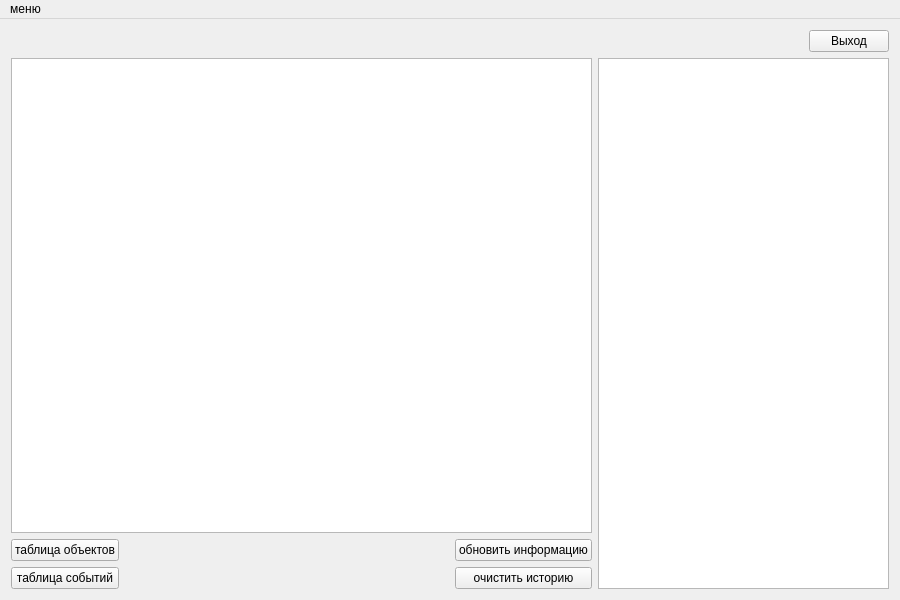
First picture: the form in mainwindow.ui, repository Zioba/MBU, before the edit.
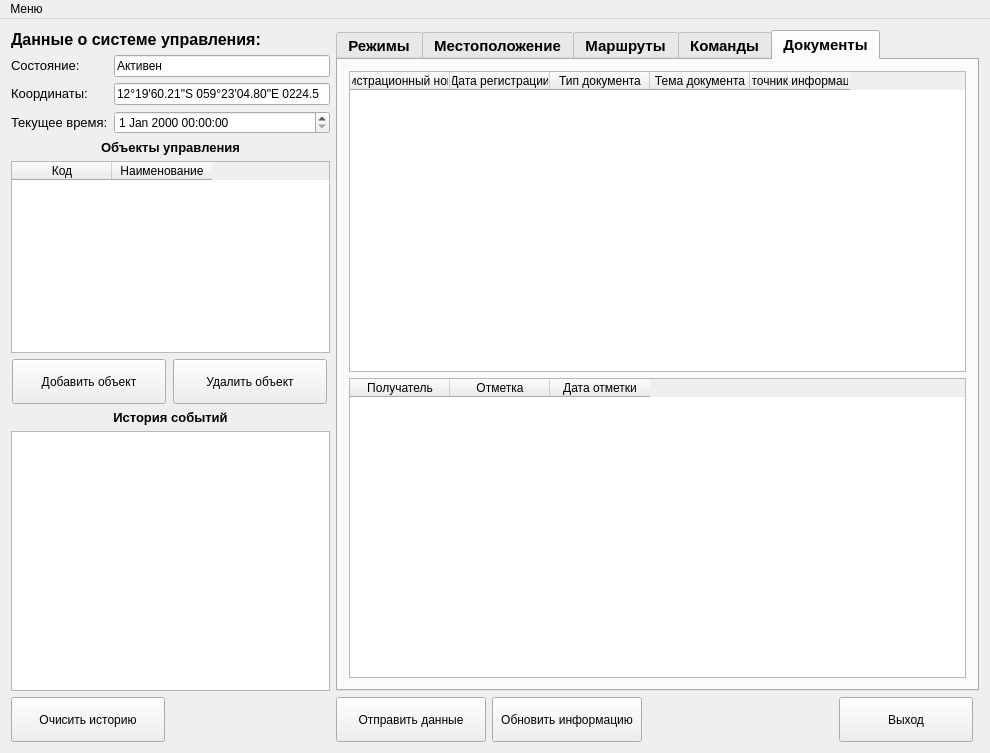
Second picture: the form after the edit. Icons and pictures are not drawn.

Patch:
```diff
--- a/mainwindow.ui
+++ b/mainwindow.ui
@@ -6,69 +6,543 @@
    <rect>
     <x>0</x>
     <y>0</y>
-    <width>900</width>
-    <height>600</height>
+    <width>990</width>
+    <height>753</height>
    </rect>
   </property>
   <property name="windowTitle">
    <string>MainWindow</string>
   </property>
   <widget class="QWidget" name="centralWidget">
-   <layout class="QGridLayout" name="gridLayout_2" columnstretch="2,1">
-    <item row="0" column="1">
-     <layout class="QHBoxLayout" name="horizontalLayout">
+   <layout class="QGridLayout" name="gridLayout_2" rowstretch="1,0" columnstretch="2,4,0">
+    <item row="0" column="0" rowspan="2">
+     <layout class="QVBoxLayout" name="verticalLayout_4">
       <item>
-       <spacer name="horizontalSpacer">
-        <property name="orientation">
-         <enum>Qt::Horizontal</enum>
-        </property>
-        <property name="sizeHint" stdset="0">
-         <size>
-          <width>40</width>
-          <height>20</height>
-         </size>
-        </property>
-       </spacer>
+       <layout class="QVBoxLayout" name="verticalLayout">
+        <item>
+         <layout class="QVBoxLayout" name="verticalLayout_3">
+          <item>
+           <widget class="QLabel" name="label_3">
+            <property name="text">
+             <string>&lt;html&gt;&lt;head/&gt;&lt;body&gt;&lt;p&gt;&lt;span style=&quot; font-size:12pt; font-weight:600;&quot;&gt;Данные о системе управления:&lt;/span&gt;&lt;/p&gt;&lt;/body&gt;&lt;/html&gt;</string>
+            </property>
+           </widget>
+          </item>
+          <item>
+           <layout class="QFormLayout" name="formLayout">
+            <item row="0" column="0">
+             <widget class="QLabel" name="label_6">
+              <property name="text">
+               <string>&lt;html&gt;&lt;head/&gt;&lt;body&gt;&lt;p&gt;&lt;span style=&quot; font-size:10pt;&quot;&gt;Состояние:&lt;/span&gt;&lt;/p&gt;&lt;/body&gt;&lt;/html&gt;</string>
+              </property>
+             </widget>
+            </item>
+            <item row="0" column="1">
+             <widget class="QLineEdit" name="lineEdit_2">
+              <property name="text">
+               <string>Активен</string>
+              </property>
+             </widget>
+            </item>
+            <item row="1" column="0">
+             <widget class="QLabel" name="label_4">
+              <property name="text">
+               <string>&lt;html&gt;&lt;head/&gt;&lt;body&gt;&lt;p&gt;&lt;span style=&quot; font-size:10pt;&quot;&gt;Координаты:&lt;/span&gt;&lt;/p&gt;&lt;/body&gt;&lt;/html&gt;</string>
+              </property>
+             </widget>
+            </item>
+            <item row="1" column="1">
+             <widget class="QLineEdit" name="lineEdit">
+              <property name="text">
+               <string>12°19'60.21&quot;S 059°23'04.80&quot;E 0224.5</string>
+              </property>
+             </widget>
+            </item>
+            <item row="2" column="0">
+             <widget class="QLabel" name="label_2">
+              <property name="text">
+               <string>&lt;html&gt;&lt;head/&gt;&lt;body&gt;&lt;p&gt;&lt;span style=&quot; font-size:10pt;&quot;&gt;Текущее время:&lt;/span&gt;&lt;/p&gt;&lt;/body&gt;&lt;/html&gt;</string>
+              </property>
+             </widget>
+            </item>
+            <item row="2" column="1">
+             <widget class="QDateTimeEdit" name="dateTimeEdit"/>
+            </item>
+           </layout>
+          </item>
+         </layout>
+        </item>
+        <item>
+         <widget class="QLabel" name="label_5">
+          <property name="text">
+           <string>&lt;html&gt;&lt;head/&gt;&lt;body&gt;&lt;p align=&quot;center&quot;&gt;&lt;span style=&quot; font-size:10pt; font-weight:600;&quot;&gt;Объекты управления&lt;/span&gt;&lt;/p&gt;&lt;/body&gt;&lt;/html&gt;</string>
+          </property>
+         </widget>
+        </item>
+        <item>
+         <widget class="QTableWidget" name="objectTable">
+          <column>
+           <property name="text">
+            <string>Код</string>
+           </property>
+          </column>
+          <column>
+           <property name="text">
+            <string>Наименование</string>
+           </property>
+          </column>
+         </widget>
+        </item>
+        <item>
+         <layout class="QHBoxLayout" name="horizontalLayout">
+          <item>
+           <widget class="QPushButton" name="pushButton">
+            <property name="minimumSize">
+             <size>
+              <width>154</width>
+              <height>45</height>
+             </size>
+            </property>
+            <property name="maximumSize">
+             <size>
+              <width>154</width>
+              <height>45</height>
+             </size>
+            </property>
+            <property name="contextMenuPolicy">
+             <enum>Qt::DefaultContextMenu</enum>
+            </property>
+            <property name="layoutDirection">
+             <enum>Qt::LeftToRight</enum>
+            </property>
+            <property name="text">
+             <string>Добавить объект</string>
+            </property>
+            <property name="icon">
+             <iconset resource="resource.qrc">
+              <normaloff>:/resources/toolbar/Create.png</normaloff>:/resources/toolbar/Create.png</iconset>
+            </property>
+            <property name="iconSize">
+             <size>
+              <width>40</width>
+              <height>40</height>
+             </size>
+            </property>
+           </widget>
+          </item>
+          <item>
+           <widget class="QPushButton" name="pushButton_2">
+            <property name="minimumSize">
+             <size>
+              <width>134</width>
+              <height>45</height>
+             </size>
+            </property>
+            <property name="maximumSize">
+             <size>
+              <width>154</width>
+              <height>45</height>
+             </size>
+            </property>
+            <property name="text">
+             <string>Удалить объект</string>
+            </property>
+            <property name="icon">
+             <iconset resource="resource.qrc">
+              <normaloff>:/resources/toolbar/Delete.ico</normaloff>:/resources/toolbar/Delete.ico</iconset>
+            </property>
+            <property name="iconSize">
+             <size>
+              <width>40</width>
+              <height>40</height>
+             </size>
+            </property>
+           </widget>
+          </item>
+         </layout>
+        </item>
+       </layout>
       </item>
       <item>
-       <widget class="QPushButton" name="exitButton">
-        <property name="text">
-         <string>Выход</string>
-        </property>
-       </widget>
+       <layout class="QVBoxLayout" name="verticalLayout_2">
+        <item>
+         <widget class="QLabel" name="label">
+          <property name="text">
+           <string>&lt;html&gt;&lt;head/&gt;&lt;body&gt;&lt;p align=&quot;center&quot;&gt;&lt;span style=&quot; font-size:10pt; font-weight:600;&quot;&gt;История событий&lt;/span&gt;&lt;/p&gt;&lt;/body&gt;&lt;/html&gt;</string>
+          </property>
+         </widget>
+        </item>
+        <item>
+         <widget class="QTextEdit" name="logField"/>
+        </item>
+        <item>
+         <layout class="QHBoxLayout" name="horizontalLayout_2">
+          <item>
+           <widget class="QPushButton" name="clearBut">
+            <property name="minimumSize">
+             <size>
+              <width>154</width>
+              <height>45</height>
+             </size>
+            </property>
+            <property name="maximumSize">
+             <size>
+              <width>154</width>
+              <height>45</height>
+             </size>
+            </property>
+            <property name="text">
+             <string>Очисить историю</string>
+            </property>
+            <property name="icon">
+             <iconset resource="resource.qrc">
+              <normaloff>:/resources/toolbar/clear-icon-3.png</normaloff>:/resources/toolbar/clear-icon-3.png</iconset>
+            </property>
+            <property name="iconSize">
+             <size>
+              <width>40</width>
+              <height>40</height>
+             </size>
+            </property>
+           </widget>
+          </item>
+          <item>
+           <spacer name="horizontalSpacer_2">
+            <property name="orientation">
+             <enum>Qt::Horizontal</enum>
+            </property>
+            <property name="sizeHint" stdset="0">
+             <size>
+              <width>40</width>
+              <height>20</height>
+             </size>
+            </property>
+           </spacer>
+          </item>
+         </layout>
+        </item>
+       </layout>
       </item>
      </layout>
     </item>
-    <item row="1" column="0">
-     <layout class="QGridLayout" name="gridLayout">
-      <item row="0" column="0">
-       <widget class="QTableView" name="tableView"/>
-      </item>
-      <item row="1" column="0">
-       <layout class="QHBoxLayout" name="horizontalLayout_2">
+    <item row="0" column="1" colspan="2">
+     <widget class="QTabWidget" name="tabWidget">
+      <property name="font">
+       <font>
+        <pointsize>11</pointsize>
+        <weight>75</weight>
+        <bold>true</bold>
+       </font>
+      </property>
+      <property name="currentIndex">
+       <number>4</number>
+      </property>
+      <property name="tabsClosable">
+       <bool>false</bool>
+      </property>
+      <property name="movable">
+       <bool>false</bool>
+      </property>
+      <property name="tabBarAutoHide">
+       <bool>false</bool>
+      </property>
+      <widget class="QWidget" name="tab_4">
+       <attribute name="title">
+        <string>Режимы</string>
+       </attribute>
+       <layout class="QGridLayout" name="gridLayout_3">
+        <item row="0" column="0">
+         <widget class="QTableWidget" name="modeTable">
+          <column>
+           <property name="text">
+            <string>Код объекта</string>
+           </property>
+          </column>
+          <column>
+           <property name="text">
+            <string>Режим</string>
+           </property>
+          </column>
+          <column>
+           <property name="text">
+            <string>Создано</string>
+           </property>
+          </column>
+          <column>
+           <property name="text">
+            <string>Изменено</string>
+           </property>
+          </column>
+          <column>
+           <property name="text">
+            <string>Удалено</string>
+           </property>
+          </column>
+          <column>
+           <property name="text">
+            <string>Изменивший данные</string>
+           </property>
+          </column>
+         </widget>
+        </item>
+       </layout>
+      </widget>
+      <widget class="QWidget" name="tab_6">
+       <attribute name="title">
+        <string>Местоположение</string>
+       </attribute>
+       <layout class="QGridLayout" name="gridLayout">
+        <item row="1" column="0">
+         <widget class="QTableView" name="tableView"/>
+        </item>
+        <item row="0" column="0">
+         <widget class="QTableWidget" name="coordinatTable">
+          <column>
+           <property name="text">
+            <string>Код объекта</string>
+           </property>
+          </column>
+          <column>
+           <property name="text">
+            <string>Координаты</string>
+           </property>
+          </column>
+          <column>
+           <property name="text">
+            <string>Направление</string>
+           </property>
+          </column>
+          <column>
+           <property name="text">
+            <string>Создано</string>
+           </property>
+          </column>
+          <column>
+           <property name="text">
+            <string>Изменено</string>
+           </property>
+          </column>
+          <column>
+           <property name="text">
+            <string>Удалено</string>
+           </property>
+          </column>
+          <column>
+           <property name="text">
+            <string>Изменивший данные</string>
+           </property>
+          </column>
+         </widget>
+        </item>
+       </layout>
+      </widget>
+      <widget class="QWidget" name="tab_2">
+       <attribute name="title">
+        <string>Маршруты</string>
+       </attribute>
+       <layout class="QGridLayout" name="gridLayout_4">
+        <item row="0" column="0">
+         <widget class="QTableWidget" name="routeTable">
+          <column>
+           <property name="text">
+            <string>Код объекта</string>
+           </property>
+          </column>
+          <column>
+           <property name="text">
+            <string>Номер позиции</string>
+           </property>
+          </column>
+          <column>
+           <property name="text">
+            <string>Координаты позиции</string>
+           </property>
+          </column>
+          <column>
+           <property name="text">
+            <string>Азимут заезда</string>
+           </property>
+          </column>
+          <column>
+           <property name="text">
+            <string>Время  занятия позиции</string>
+           </property>
+          </column>
+          <column>
+           <property name="text">
+            <string>Время оставления позиции</string>
+           </property>
+          </column>
+         </widget>
+        </item>
+       </layout>
+      </widget>
+      <widget class="QWidget" name="tab_5">
+       <attribute name="title">
+        <string>Команды</string>
+       </attribute>
+       <layout class="QGridLayout" name="gridLayout_5">
+        <item row="0" column="0">
+         <widget class="QTableWidget" name="commandTable">
+          <column>
+           <property name="text">
+            <string>Команда</string>
+           </property>
+          </column>
+          <column>
+           <property name="text">
+            <string>Время формирования</string>
+           </property>
+          </column>
+          <column>
+           <property name="text">
+            <string>Время исполнения</string>
+           </property>
+          </column>
+         </widget>
+        </item>
+        <item row="1" column="0">
+         <widget class="QTableWidget" name="tableWidget">
+          <column>
+           <property name="text">
+            <string>Получатель</string>
+           </property>
+          </column>
+          <column>
+           <property name="text">
+            <string>Отметка</string>
+           </property>
+          </column>
+          <column>
+           <property name="text">
+            <string>Дата отметки</string>
+           </property>
+          </column>
+         </widget>
+        </item>
+       </layout>
+      </widget>
+      <widget class="QWidget" name="tab_3">
+       <attribute name="title">
+        <string>Документы</string>
+       </attribute>
+       <layout class="QGridLayout" name="gridLayout_6">
+        <item row="0" column="0">
+         <widget class="QTableWidget" name="documentTable">
+          <column>
+           <property name="text">
+            <string>Регистрационный номер</string>
+           </property>
+          </column>
+          <column>
+           <property name="text">
+            <string>Дата регистрации</string>
+           </property>
+          </column>
+          <column>
+           <property name="text">
+            <string>Тип документа</string>
+           </property>
+          </column>
+          <column>
+           <property name="text">
+            <string>Тема документа</string>
+           </property>
+          </column>
+          <column>
+           <property name="text">
+            <string>Источник информации</string>
+           </property>
+          </column>
+         </widget>
+        </item>
+        <item row="1" column="0">
+         <widget class="QTableWidget" name="tableWidget_2">
+          <column>
+           <property name="text">
+            <string>Получатель</string>
+           </property>
+          </column>
+          <column>
+           <property name="text">
+            <string>Отметка</string>
+           </property>
+          </column>
+          <column>
+           <property name="text">
+            <string>Дата отметки</string>
+           </property>
+          </column>
+         </widget>
+        </item>
+       </layout>
+      </widget>
+     </widget>
+    </item>
+    <item row="1" column="1">
+     <layout class="QVBoxLayout" name="verticalLayout_5">
+      <item>
+       <layout class="QHBoxLayout" name="horizontalLayout_4">
         <item>
-         <layout class="QVBoxLayout" name="verticalLayout">
-          <item>
-           <widget class="QPushButton" name="combObjTableBut">
-            <property name="text">
-             <string>таблица объектов</string>
-            </property>
-           </widget>
-          </item>
-          <item>
-           <widget class="QPushButton" name="logTableBut">
-            <property name="enabled">
-             <bool>true</bool>
-            </property>
-            <property name="text">
-             <string>таблица событий</string>
-            </property>
-           </widget>
-          </item>
-         </layout>
+         <widget class="QPushButton" name="pushButton_3">
+          <property name="minimumSize">
+           <size>
+            <width>150</width>
+            <height>45</height>
+           </size>
+          </property>
+          <property name="maximumSize">
+           <size>
+            <width>200</width>
+            <height>45</height>
+           </size>
+          </property>
+          <property name="text">
+           <string>Отправить данные</string>
+          </property>
+          <property name="icon">
+           <iconset resource="resource.qrc">
+            <normaloff>:/resources/toolbar/send.png</normaloff>:/resources/toolbar/send.png</iconset>
+          </property>
+          <property name="iconSize">
+           <size>
+            <width>40</width>
+            <height>40</height>
+           </size>
+          </property>
+         </widget>
         </item>
         <item>
-         <spacer name="horizontalSpacer_2">
+         <widget class="QPushButton" name="updBut">
+          <property name="minimumSize">
+           <size>
+            <width>150</width>
+            <height>45</height>
+           </size>
+          </property>
+          <property name="maximumSize">
+           <size>
+            <width>170</width>
+            <height>16777215</height>
+           </size>
+          </property>
+          <property name="text">
+           <string>Обновить информацию</string>
+          </property>
+          <property name="icon">
+           <iconset resource="resource.qrc">
+            <normaloff>:/resources/toolbar/refresh.png</normaloff>:/resources/toolbar/refresh.png</iconset>
+          </property>
+          <property name="iconSize">
+           <size>
+            <width>40</width>
+            <height>40</height>
+           </size>
+          </property>
+         </widget>
+        </item>
+        <item>
+         <spacer name="horizontalSpacer">
           <property name="orientation">
            <enum>Qt::Horizontal</enum>
           </property>
@@ -81,30 +555,38 @@
          </spacer>
         </item>
         <item>
-         <layout class="QVBoxLayout" name="verticalLayout_2">
-          <item>
-           <widget class="QPushButton" name="updBut">
-            <property name="text">
-             <string>обновить информацию</string>
-            </property>
-           </widget>
-          </item>
-          <item>
-           <widget class="QPushButton" name="clearBut">
-            <property name="text">
-             <string>очистить историю</string>
-            </property>
-           </widget>
-          </item>
-         </layout>
+         <widget class="QPushButton" name="exitButton">
+          <property name="minimumSize">
+           <size>
+            <width>134</width>
+            <height>45</height>
+           </size>
+          </property>
+          <property name="maximumSize">
+           <size>
+            <width>170</width>
+            <height>45</height>
+           </size>
+          </property>
+          <property name="text">
+           <string>Выход</string>
+          </property>
+          <property name="icon">
+           <iconset resource="resource.qrc">
+            <normaloff>:/resources/toolbar/exit.png</normaloff>:/resources/toolbar/exit.png</iconset>
+          </property>
+          <property name="iconSize">
+           <size>
+            <width>40</width>
+            <height>40</height>
+           </size>
+          </property>
+         </widget>
         </item>
        </layout>
       </item>
      </layout>
     </item>
-    <item row="1" column="1">
-     <widget class="QTextEdit" name="logField"/>
-    </item>
    </layout>
   </widget>
   <widget class="QMenuBar" name="menuBar">
@@ -112,13 +594,13 @@
     <rect>
      <x>0</x>
      <y>0</y>
-     <width>900</width>
+     <width>990</width>
      <height>21</height>
     </rect>
    </property>
    <widget class="QMenu" name="menu">
     <property name="title">
-     <string>меню</string>
+     <string>Меню</string>
     </property>
     <widget class="QMenu" name="commandMenu">
      <property name="title">
```
Left out of the diff: 55 changed lines with no effect on the pictures.
